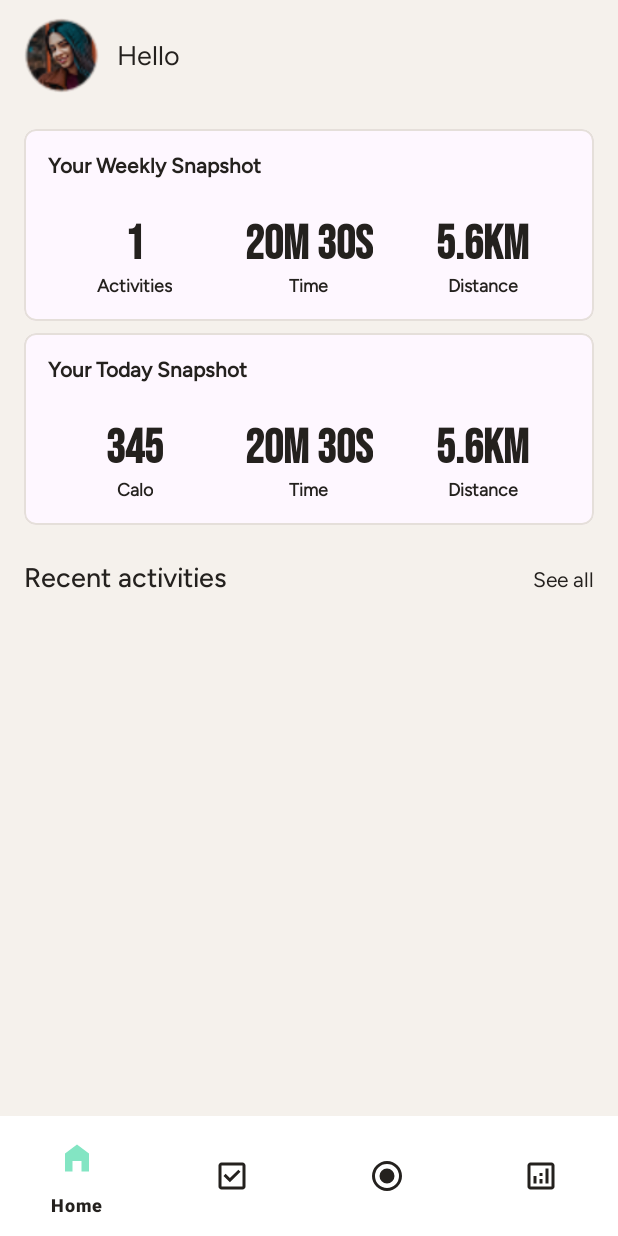
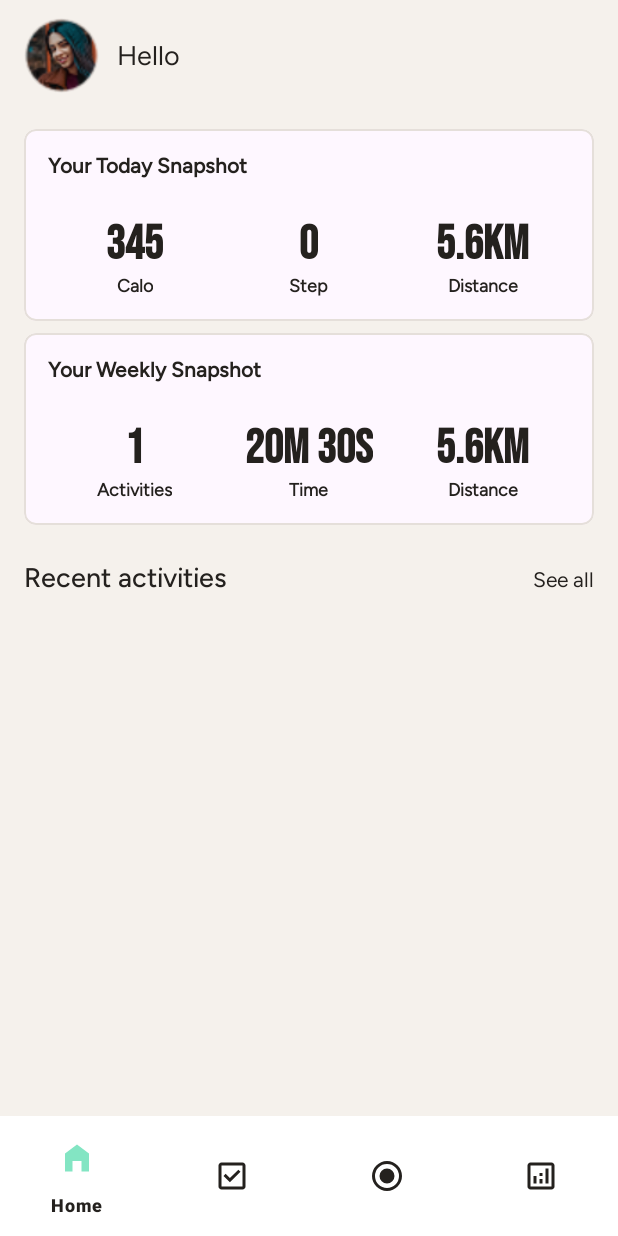
Before and after one commit to chuthientuan/FitnessTracker-Android, an Android app: the screen it shows after launch once a user with an empty profile is signed in (MainActivity), on a phone screen of 412 x 824 dp. Run offline under Robolectric (Android 15) with nearby library versions, the phone set to English and light mode, and no system bars; our stand-ins replace Firebase (no records; nobody signed in at launch, a user with empty details on screens opened directly); libraries missing offline, so code that uses them is left out: androidx.health.connect; 4 statements that could not run were skipped.

```diff
--- a/app/src/main/AndroidManifest.xml
+++ b/app/src/main/AndroidManifest.xml
@@ -17,6 +17,8 @@
     <uses-permission android:name="android.permission.health.WRITE_TOTAL_CALORIES_BURNED" />
     <uses-permission android:name="android.permission.health.READ_WEIGHT" />
     <uses-permission android:name="android.permission.health.WRITE_WEIGHT" />
+    <uses-permission android:name="android.permission.health.READ_DISTANCE" />
+    <uses-permission android:name="android.permission.health.WRITE_DISTANCE" />
     <uses-permission android:name="android.permission.health.READ_HEALTH_DATA_IN_BACKGROUND" />
     <uses-permission android:name="android.permission.health.READ_HEALTH_DATA_HISTORY" />
 
--- a/app/src/main/java/com/example/fitnesstracker/data/model/FitnessData.kt
+++ b/app/src/main/java/com/example/fitnesstracker/data/model/FitnessData.kt
@@ -1,5 +1,7 @@
 package com.example.fitnesstracker.data.model
 
 data class FitnessData(
-    val steps: Int = 0
+    val steps: Int = 0,
+    val calories: Double = 0.0,
+    val distance: Double = 0.0
 )
--- /dev/null
+++ b/app/src/main/java/com/example/fitnesstracker/data/repository/HealthConnectManager.kt
@@ -0,0 +1,25 @@
+package com.example.fitnesstracker.data.repository
+
+import android.content.Context
+import androidx.health.connect.client.HealthConnectClient
+import androidx.health.connect.client.permission.HealthPermission
+import androidx.health.connect.client.records.DistanceRecord
+import androidx.health.connect.client.records.StepsRecord
+import androidx.health.connect.client.records.TotalCaloriesBurnedRecord
+
+class HealthConnectManager(private val context: Context) {
+    private val permissions = setOf(
+        HealthPermission.getReadPermission(StepsRecord::class),
+        HealthPermission.getWritePermission(StepsRecord::class),
+        HealthPermission.getWritePermission(TotalCaloriesBurnedRecord::class),
+        HealthPermission.getReadPermission(TotalCaloriesBurnedRecord::class),
+        HealthPermission.getWritePermission(DistanceRecord::class),
+        HealthPermission.getReadPermission(DistanceRecord::class)
+    )
+
+    fun getClient(): HealthConnectClient {
+        return HealthConnectClient.getOrCreate(context)
+    }
+
+    fun getPermissions(): Set<String> = permissions
+}
--- a/app/src/main/java/com/example/fitnesstracker/view/activities/MainActivity.kt
+++ b/app/src/main/java/com/example/fitnesstracker/view/activities/MainActivity.kt
@@ -2,43 +2,37 @@ package com.example.fitnesstracker.view.activities
 
 import android.content.Intent
 import android.content.res.ColorStateList
-import android.net.Uri
 import android.os.Bundle
-import android.view.MenuItem
-import android.view.View
 import android.widget.Toast
 import androidx.activity.enableEdgeToEdge
 import androidx.activity.result.ActivityResultLauncher
 import androidx.appcompat.app.AppCompatActivity
 import androidx.core.graphics.toColorInt
+import androidx.core.net.toUri
 import androidx.core.view.ViewCompat
 import androidx.core.view.WindowInsetsCompat
 import androidx.fragment.app.Fragment
 import androidx.health.connect.client.HealthConnectClient
 import androidx.health.connect.client.PermissionController
-import androidx.health.connect.client.permission.HealthPermission
-import androidx.health.connect.client.records.StepsRecord
+import androidx.lifecycle.ViewModelProvider
 import androidx.lifecycle.lifecycleScope
 import com.example.fitnesstracker.R
+import com.example.fitnesstracker.data.repository.FitnessRepository
+import com.example.fitnesstracker.data.repository.HealthConnectManager
 import com.example.fitnesstracker.view.fragments.HomeFragment
 import com.example.fitnesstracker.view.fragments.ProfileFragment
 import com.example.fitnesstracker.view.fragments.WorkoutsFragment
+import com.example.fitnesstracker.viewmodel.MainViewModel
+import com.example.fitnesstracker.viewmodel.MainViewModelFactory
 import com.google.android.material.bottomnavigation.BottomNavigationView
 import com.google.android.material.navigation.NavigationBarView
 import kotlinx.coroutines.launch
-import androidx.core.net.toUri
 
 class MainActivity : AppCompatActivity() {
-
+    private lateinit var mainViewModel: MainViewModel
     private lateinit var bottomNav: BottomNavigationView
-
-    private val permissions = setOf(
-        HealthPermission.getReadPermission(StepsRecord::class),
-        HealthPermission.getWritePermission(StepsRecord::class)
-    )
-
+    private val healthConnectManager = HealthConnectManager(this)
     private val providerPackageName = "com.google.android.apps.healthdata"
-
     private lateinit var requestPermissions: ActivityResultLauncher<Set<String>>
 
     override fun onCreate(savedInstanceState: Bundle?) {
@@ -62,13 +56,12 @@ class MainActivity : AppCompatActivity() {
         requestPermissions = registerForActivityResult(
             PermissionController.createRequestPermissionResultContract()
         ) { granted ->
-            if (granted.containsAll(permissions)) {
+            if (granted.containsAll(healthConnectManager.getPermissions())) {
                 Toast.makeText(this, "Permissions granted", Toast.LENGTH_SHORT).show()
             } else {
                 Toast.makeText(this, "Permissions denied", Toast.LENGTH_SHORT).show()
             }
         }
-
         checkHealthConnectAvailability()
     }
 
@@ -83,15 +76,18 @@ class MainActivity : AppCompatActivity() {
                     item.setIcon(R.drawable.ic_home_filled)
                     HomeFragment()
                 }
+
                 R.id.nav_workouts -> {
                     item.setIcon(R.drawable.ic_checkbox_filled)
                     WorkoutsFragment()
                 }
+
                 R.id.nav_record -> return@OnItemSelectedListener true
                 R.id.nav_analysis -> {
                     item.setIcon(R.drawable.ic_analytics_filled)
                     ProfileFragment()
                 }
+
                 else -> null
             }
 
@@ -106,7 +102,7 @@ class MainActivity : AppCompatActivity() {
 
     private fun checkHealthConnectAvailability() {
         // Kiểm tra trạng thái SDK
-        when (val status = HealthConnectClient.getSdkStatus(this, providerPackageName)) {
+        when (HealthConnectClient.getSdkStatus(this, providerPackageName)) {
             HealthConnectClient.SDK_UNAVAILABLE -> {
                 Toast.makeText(this, "Health Connect SDK không khả dụng", Toast.LENGTH_SHORT).show()
             }
@@ -125,7 +121,16 @@ class MainActivity : AppCompatActivity() {
             }
 
             HealthConnectClient.SDK_AVAILABLE -> {
-                val healthConnectClient = HealthConnectClient.getOrCreate(this)
+                val healthConnectClient = healthConnectManager.getClient()
+                // 1. Tạo Repository với client đã có
+                val repository = FitnessRepository(healthConnectClient)
+
+                // 2. Tạo Factory với repository đã có
+                val viewModelFactory = MainViewModelFactory(repository)
+
+                // 3. Khởi tạo ViewModel bằng Factory
+                mainViewModel = ViewModelProvider(this, viewModelFactory)[MainViewModel::class.java]
+
                 lifecycleScope.launch {
                     checkPermissionsAndRun(healthConnectClient)
                 }
@@ -135,10 +140,11 @@ class MainActivity : AppCompatActivity() {
 
     private suspend fun checkPermissionsAndRun(healthConnectClient: HealthConnectClient) {
         val granted = healthConnectClient.permissionController.getGrantedPermissions()
-        if (!granted.containsAll(permissions)) {
-            requestPermissions.launch(permissions)
+        if (!granted.containsAll(healthConnectManager.getPermissions())) {
+            requestPermissions.launch(healthConnectManager.getPermissions())
         } else {
-            Toast.makeText(this, "Health Connect permissions đã cấp", Toast.LENGTH_SHORT).show()
+            mainViewModel.insertDataTest()
+            mainViewModel.readFitnessData()
         }
     }
 }
--- a/app/src/main/java/com/example/fitnesstracker/view/fragments/HomeFragment.kt
+++ b/app/src/main/java/com/example/fitnesstracker/view/fragments/HomeFragment.kt
@@ -10,11 +10,16 @@ import androidx.lifecycle.ViewModelProvider
 import com.example.fitnesstracker.R
 import com.example.fitnesstracker.data.model.User
 import com.example.fitnesstracker.viewmodel.HomeViewModel
+import com.example.fitnesstracker.viewmodel.MainViewModel
 import com.google.android.material.textview.MaterialTextView
 
 class HomeFragment : Fragment() {
     private var homeViewModel: HomeViewModel? = null
-    var txtNameUser: MaterialTextView? = null
+    private lateinit var mainViewModel: MainViewModel
+    private var txtNameUser: MaterialTextView? = null
+    private var txtStep: MaterialTextView? = null
+    private var txtCalo: MaterialTextView? = null
+    private var txtDistance: MaterialTextView? = null
 
     override fun onCreateView(
         inflater: LayoutInflater, container: ViewGroup?,
@@ -26,8 +31,17 @@ class HomeFragment : Fragment() {
     override fun onViewCreated(view: View, savedInstanceState: Bundle?) {
         super.onViewCreated(view, savedInstanceState)
         txtNameUser = view.findViewById(R.id.txtNameUser)
+        txtStep = view.findViewById(R.id.txtStep)
+        txtCalo = view.findViewById(R.id.txtCalo)
+        txtDistance = view.findViewById(R.id.txtDistance)
+        mainViewModel = ViewModelProvider(requireActivity())[MainViewModel::class.java]
         homeViewModel = ViewModelProvider(this)[HomeViewModel::class.java]
         fetchUserProfile()
+        mainViewModel.fitnessData.observe(viewLifecycleOwner) { fitnessData ->
+            txtStep?.text = fitnessData.steps.toString()
+            txtCalo?.text = fitnessData.calories.toString()
+            txtDistance?.text = fitnessData.distance.toString()
+        }
     }
 
     private fun fetchUserProfile() {
--- a/app/src/main/res/layout/fragment_home.xml
+++ b/app/src/main/res/layout/fragment_home.xml
@@ -59,6 +59,125 @@
                 android:layout_width="match_parent"
                 android:layout_height="wrap_content"
                 android:layout_marginStart="16dp"
+                android:layout_marginEnd="16dp"
+                android:background="@color/white"
+                app:cardCornerRadius="8dp"
+                app:strokeColor="@color/stroke"
+                app:strokeWidth="1dp">
+
+                <LinearLayout
+                    android:layout_width="match_parent"
+                    android:layout_height="match_parent"
+                    android:orientation="vertical"
+                    android:padding="16dp">
+
+                    <com.google.android.material.textview.MaterialTextView
+                        style="@style/Widget.MaterialComponents.TextView"
+                        android:layout_width="wrap_content"
+                        android:layout_height="wrap_content"
+                        android:layout_marginBottom="24dp"
+                        android:fontFamily="@font/figtree_medium"
+                        android:text="Your Today Snapshot"
+                        android:textColor="@color/text_color"
+                        android:textSize="14sp"
+                        android:textStyle="bold" />
+
+                    <LinearLayout
+                        android:layout_width="match_parent"
+                        android:layout_height="0dp"
+                        android:layout_weight="1"
+                        android:gravity="center"
+                        android:orientation="horizontal">
+
+                        <LinearLayout
+                            android:layout_width="0dp"
+                            android:layout_height="wrap_content"
+                            android:layout_weight="1"
+                            android:gravity="center"
+                            android:orientation="vertical">
+
+                            <com.google.android.material.textview.MaterialTextView
+                                android:id="@+id/txtCalo"
+                                android:layout_width="wrap_content"
+                                android:layout_height="wrap_content"
+                                android:fontFamily="@font/bebasneue_regular"
+                                android:text="345"
+                                android:textColor="@color/text_color"
+                                android:textSize="32sp"
+                                android:textStyle="bold" />
+
+                            <com.google.android.material.textview.MaterialTextView
+                                android:layout_width="wrap_content"
+                                android:layout_height="wrap_content"
+                                android:fontFamily="@font/figtree_regular"
+                                android:text="Calo"
+                                android:textColor="@color/text_color"
+                                android:textSize="12sp"
+                                android:textStyle="bold" />
+                        </LinearLayout>
+
+                        <LinearLayout
+                            android:layout_width="0dp"
+                            android:layout_height="wrap_content"
+                            android:layout_weight="1"
+                            android:gravity="center"
+                            android:orientation="vertical">
+
+                            <com.google.android.material.textview.MaterialTextView
+                                android:id="@+id/txtStep"
+                                android:layout_width="wrap_content"
+                                android:layout_height="wrap_content"
+                                android:fontFamily="@font/bebasneue_regular"
+                                android:text="0"
+                                android:textColor="@color/text_color"
+                                android:textSize="32sp"
+                                android:textStyle="bold" />
+
+                            <com.google.android.material.textview.MaterialTextView
+                                android:layout_width="wrap_content"
+                                android:layout_height="wrap_content"
+                                android:fontFamily="@font/figtree_regular"
+                                android:text="Step"
+                                android:textColor="@color/text_color"
+                                android:textSize="12sp"
+                                android:textStyle="bold" />
+                        </LinearLayout>
+
+                        <LinearLayout
+                            android:layout_width="0dp"
+                            android:layout_height="wrap_content"
+                            android:layout_weight="1"
+                            android:gravity="center"
+                            android:orientation="vertical">
+
+                            <com.google.android.material.textview.MaterialTextView
+                                android:id="@+id/txtDistance"
+                                android:layout_width="wrap_content"
+                                android:layout_height="wrap_content"
+                                android:fontFamily="@font/bebasneue_regular"
+                                android:text="5.6km"
+                                android:textColor="@color/text_color"
+                                android:textSize="32sp"
+                                android:textStyle="bold" />
+
+                            <com.google.android.material.textview.MaterialTextView
+                                android:layout_width="wrap_content"
+                                android:layout_height="wrap_content"
+                                android:fontFamily="@font/figtree_regular"
+                                android:text="Distance"
+                                android:textColor="@color/text_color"
+                                android:textSize="12sp"
+                                android:textStyle="bold" />
+                        </LinearLayout>
+                    </LinearLayout>
+                </LinearLayout>
+            </com.google.android.material.card.MaterialCardView>
+
+            <com.google.android.material.card.MaterialCardView
+                android:layout_width="match_parent"
+                android:layout_height="wrap_content"
+                android:layout_marginStart="16dp"
+                android:layout_marginTop="8dp"
                 android:layout_marginEnd="16dp"
                 android:background="@color/white"
                 app:cardCornerRadius="8dp"
@@ -170,123 +289,6 @@
                 </LinearLayout>
             </com.google.android.material.card.MaterialCardView>
 
-
-            <com.google.android.material.card.MaterialCardView
-                android:layout_width="match_parent"
-                android:layout_height="wrap_content"
-                android:layout_marginStart="16dp"
-                android:layout_marginTop="8dp"
-                android:layout_marginEnd="16dp"
-                android:background="@color/white"
-                app:cardCornerRadius="8dp"
-                app:strokeColor="@color/stroke"
-                app:strokeWidth="1dp">
-
-                <LinearLayout
-                    android:layout_width="match_parent"
-                    android:layout_height="match_parent"
-                    android:orientation="vertical"
-                    android:padding="16dp">
-
-                    <com.google.android.material.textview.MaterialTextView
-                        style="@style/Widget.MaterialComponents.TextView"
-                        android:layout_width="wrap_content"
-                        android:layout_height="wrap_content"
-                        android:layout_marginBottom="24dp"
-                        android:fontFamily="@font/figtree_medium"
-                        android:text="Your Today Snapshot"
-                        android:textColor="@color/text_color"
-                        android:textSize="14sp"
-                        android:textStyle="bold" />
-
-                    <LinearLayout
-                        android:layout_width="match_parent"
-                        android:layout_height="0dp"
-                        android:layout_weight="1"
-                        android:gravity="center"
-                        android:orientation="horizontal">
-
-                        <LinearLayout
-                            android:layout_width="0dp"
-                            android:layout_height="wrap_content"
-                            android:layout_weight="1"
-                            android:gravity="center"
-                            android:orientation="vertical">
-
-                            <com.google.android.material.textview.MaterialTextView
-                                android:layout_width="wrap_content"
-                                android:layout_height="wrap_content"
-                                android:fontFamily="@font/bebasneue_regular"
-                                android:text="345"
-                                android:textColor="@color/text_color"
-                                android:textSize="32sp"
-                                android:textStyle="bold" />
-
-                            <com.google.android.material.textview.MaterialTextView
-                                android:layout_width="wrap_content"
-                                android:layout_height="wrap_content"
-                                android:fontFamily="@font/figtree_regular"
-                                android:text="Calo"
-                                android:textColor="@color/text_color"
-                                android:textSize="12sp"
-                                android:textStyle="bold" />
-                        </LinearLayout>
-
-                        <LinearLayout
-                            android:layout_width="0dp"
-                            android:layout_height="wrap_content"
-                            android:layout_weight="1"
-                            android:gravity="center"
-                            android:orientation="vertical">
-
-                            <com.google.android.material.textview.MaterialTextView
-                                android:layout_width="wrap_content"
-                                android:layout_height="wrap_content"
-                                android:fontFamily="@font/bebasneue_regular"
-                                android:text="20m 30s"
-                                android:textColor="@color/text_color"
-                                android:textSize="32sp"
-                                android:textStyle="bold" />
-
-                            <com.google.android.material.textview.MaterialTextView
-                                android:layout_width="wrap_content"
-                                android:layout_height="wrap_content"
-                                android:fontFamily="@font/figtree_regular"
-                                android:text="Time"
-                                android:textColor="@color/text_color"
-                                android:textSize="12sp"
-                                android:textStyle="bold" />
-                        </LinearLayout>
-
-                        <LinearLayout
-                            android:layout_width="0dp"
-                            android:layout_height="wrap_content"
-                            android:layout_weight="1"
-                            android:gravity="center"
-                            android:orientation="vertical">
-
-                            <com.google.android.material.textview.MaterialTextView
-                                android:layout_width="wrap_content"
-                                android:layout_height="wrap_content"
-                                android:fontFamily="@font/bebasneue_regular"
-                                android:text="5.6km"
-                                android:textColor="@color/text_color"
-                                android:textSize="32sp"
-                                android:textStyle="bold" />
-
-                            <com.google.android.material.textview.MaterialTextView
-                                android:layout_width="wrap_content"
-                                android:layout_height="wrap_content"
-                                android:fontFamily="@font/figtree_regular"
-                                android:text="Distance"
-                                android:textColor="@color/text_color"
-                                android:textSize="12sp"
-                                android:textStyle="bold" />
-                        </LinearLayout>
-                    </LinearLayout>
-                </LinearLayout>
-            </com.google.android.material.card.MaterialCardView>
-
             <LinearLayout
                 android:layout_width="match_parent"
                 android:layout_height="wrap_content"
```
Also changed, not shown: app/src/main/java/com/example/fitnesstracker/data/repository/FitnessRepository.kt (+132 -32 lines), app/src/main/java/com/example/fitnesstracker/viewmodel/MainViewModel.kt (+29 -3 lines).
